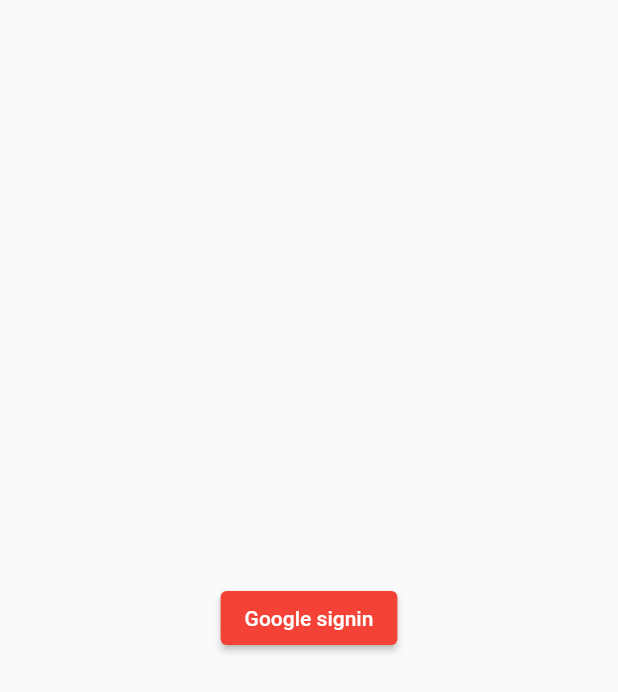
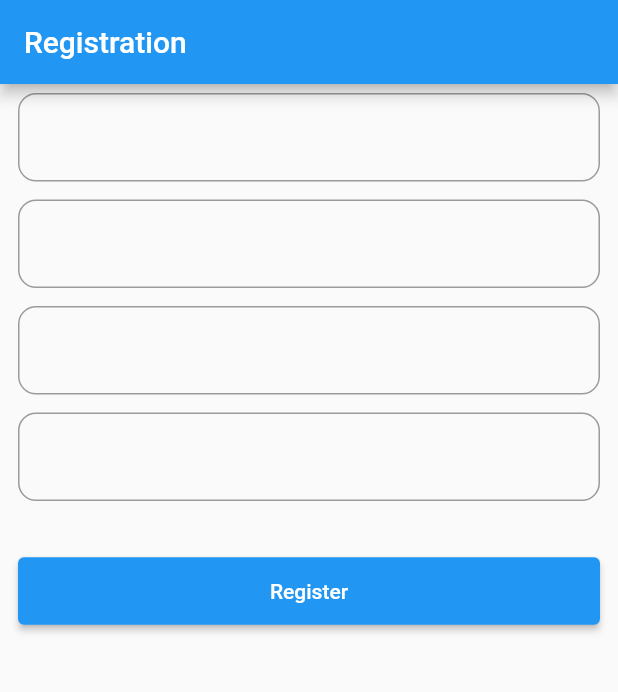
Before and after one commit to edugaon-tech/flutter_2.0, a Flutter app: the screen it shows after launch, on a phone screen of 412 x 824 dp. Shown: the top 692 px of the screen. Run offline on Flutter 3.47's test engine with Material 3 defaults, Android fonts, the phone set to English and light mode, and no system bars; our stand-ins replace cloud_firestore, firebase_auth, firebase_core, google_sign_in, sqflite; accounts and stored records are empty.

Commit message:
code in classes

```diff
--- a/lib/main.dart
+++ b/lib/main.dart
@@ -3,9 +3,9 @@
 import 'package:flutter_learn_bipul/firebase_options.dart';
 import 'package:flutter_learn_bipul/second_screen.dart';
 import 'package:flutter_learn_bipul/users/user_provider.dart';
+import 'package:flutter_learn_bipul/views/auth/register_screen.dart';
 import 'package:provider/provider.dart';
-
-import 'firebase/google_auth_screen.dart';
+import 'firebase/firestore/crud_screen.dart';
 
 void main() async{
 
@@ -22,7 +22,6 @@
 class MyApp extends StatelessWidget {
   const MyApp({super.key});
 
-  // This widget is the root of your application.
   @override
   Widget build(BuildContext context) {
     return MaterialApp(
@@ -37,7 +36,7 @@
           useMaterial3: false,
           elevatedButtonTheme: ElevatedButtonThemeData(
               style: ElevatedButton.styleFrom(backgroundColor: Colors.red))),
-      home: GoogleAuthScreen(),
+      home: RegisterScreen(),
     );
   }
 }
--- /dev/null
+++ b/lib/views/auth/auth_widgets.dart
@@ -0,0 +1,31 @@
+import 'package:flutter/cupertino.dart';
+import 'package:flutter/material.dart';
+
+class AuthWidgets {
+  AppBar authAppBarView(String title) => AppBar(
+        title: Text(title),
+      );
+
+  Widget authTextFieldView(TextEditingController? controller) {
+    return Padding(
+      padding: const EdgeInsets.symmetric(horizontal: 12, vertical: 6),
+      child: TextFormField(
+        controller: controller,
+        decoration: InputDecoration(
+            border:
+                OutlineInputBorder(borderRadius: BorderRadius.circular(12))),
+      ),
+    );
+  }
+
+  Widget spaceView({double width = 0,double height = 0})=>SizedBox(width:width ,height: height,);
+
+  Widget authButtonView(String btnName, BuildContext context,{void Function()? onTab}) {
+    var width = MediaQuery.sizeOf(context).width;
+    return ElevatedButton(
+        style: ElevatedButton.styleFrom(
+            backgroundColor: Colors.blue, fixedSize: Size(width - 24, 45)),
+        onPressed: onTab,
+        child: Text(btnName));
+  }
+}
--- /dev/null
+++ b/lib/views/auth/register_screen.dart
@@ -0,0 +1,32 @@
+import 'package:flutter/material.dart';
+import 'package:flutter_learn_bipul/views/auth/auth_widgets.dart';
+
+class RegisterScreen extends StatelessWidget {
+   RegisterScreen({super.key});
+  TextEditingController nameController = TextEditingController();
+   TextEditingController phoneController = TextEditingController();
+  TextEditingController emailController = TextEditingController();
+  TextEditingController passwordController = TextEditingController();
+
+  @override
+  Widget build(BuildContext context) {
+    var view = AuthWidgets();
+    return Scaffold(
+      appBar: view.authAppBarView("Registration"),
+      body: Column(
+        children: [
+          view.authTextFieldView(nameController),
+          view.authTextFieldView(phoneController),
+          view.authTextFieldView(emailController),
+          view.authTextFieldView(passwordController),
+          view.spaceView(
+            height: 30
+          ),
+          view.authButtonView("Register",context,onTab: (){
+
+          })
+        ],
+      ),
+    );
+  }
+}
--- a/pubspec.yaml
+++ b/pubspec.yaml
@@ -41,6 +41,7 @@
   firebase_core: any
   firebase_auth: any
   google_sign_in: any
+  cloud_firestore: ^4.16.1
 
 dev_dependencies:
   flutter_test:
```
Also changed, not shown: lib/firebase/firestore/crud_screen.dart (added, +34 -0 lines), lib/views/auth/login_screen.dart (added, +27 -0 lines), lib/firebase/auth/google_auth_screen.dart (renamed from lib/firebase/google_auth_screen.dart), lib/firebase/auth/phone_auth_screen.dart (renamed from lib/firebase/phone_auth_screen.dart), pubspec.lock, 1 other file.
